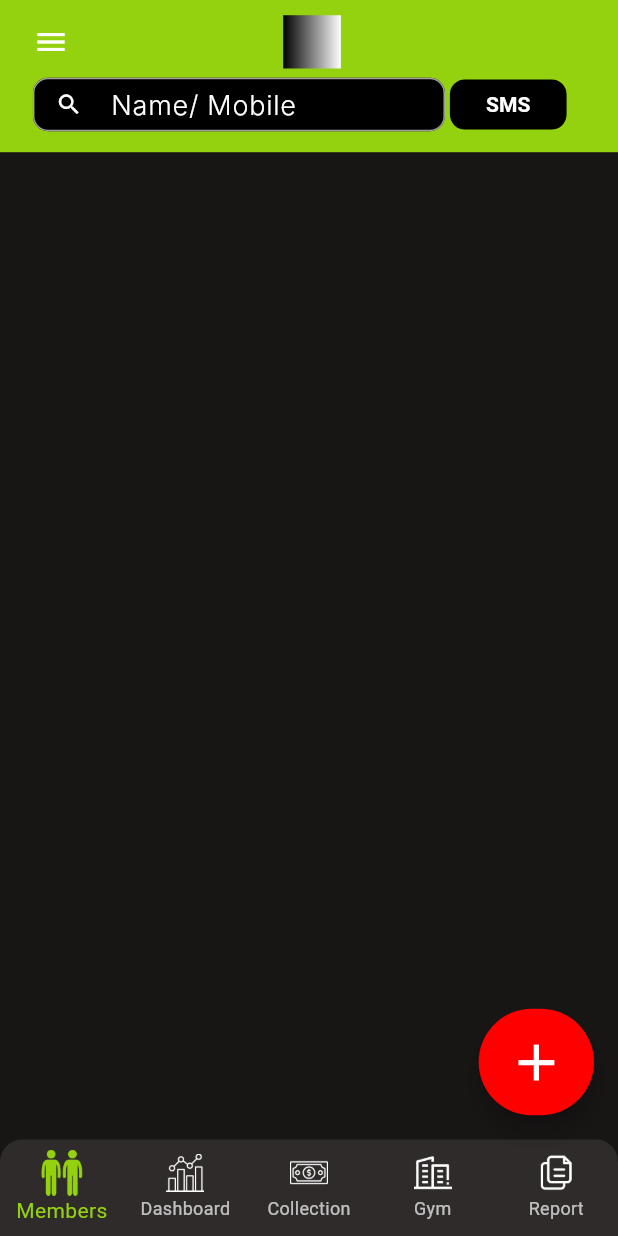
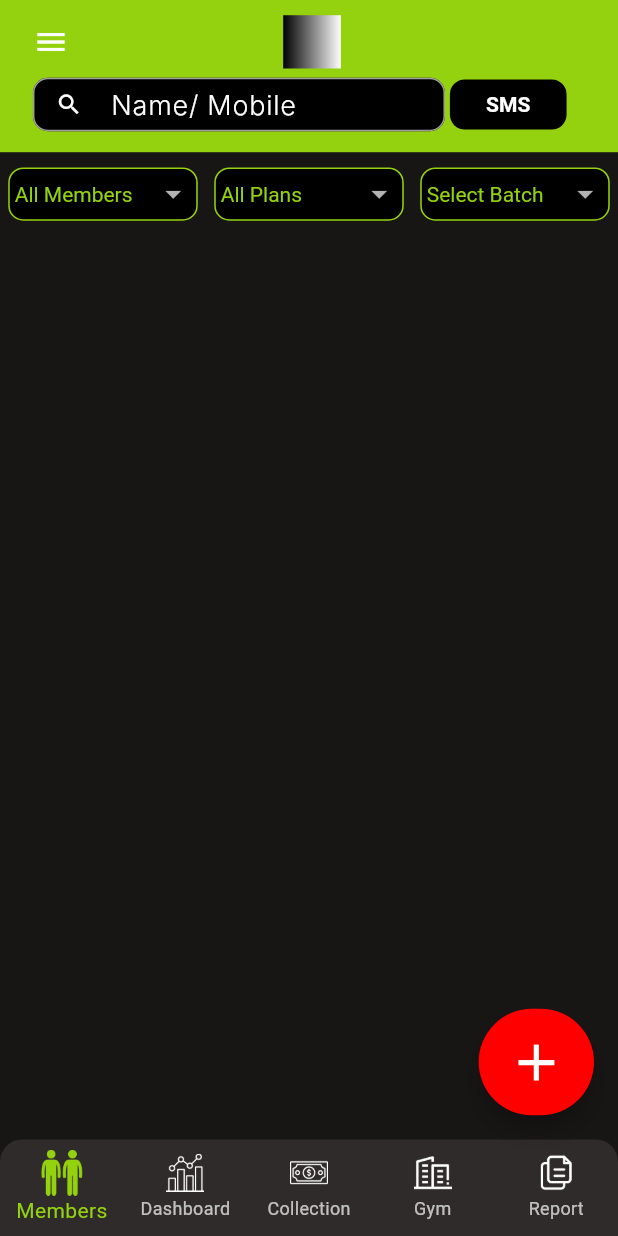
Before and after one commit to Sumeetbharali/360, a Flutter app: the screen it shows after launch, on a phone screen of 412 x 824 dp. Run offline on Flutter 3.47's test engine with Material 3 defaults, Android fonts, the phone set to English and light mode, and no system bars; our stand-ins replace flutter_screenutil; Roboto replaces fonts that are missing (Inter).

Commit message:
- Custom DropDowns

```diff
--- /dev/null
+++ b/lib/core/widgets/my_navigation_bar.dart
@@ -0,0 +1,40 @@
+import 'package:flutter/material.dart';
+import 'package:flutter_screenutil/flutter_screenutil.dart';
+
+class MyNavigationBar extends StatelessWidget {
+  const MyNavigationBar({
+    super.key,
+  });
+
+  @override
+  Widget build(BuildContext context) {
+    return ClipRRect(
+      borderRadius: const BorderRadius.only(
+        topLeft: Radius.circular(15.0), // Adjust radius for top-left corner
+        topRight: Radius.circular(15.0),
+      ),
+      child: BottomNavigationBar(
+          selectedIconTheme: IconThemeData(size: 30.sp),
+          unselectedIconTheme: IconThemeData(size: 25.sp, color: Colors.white),
+          currentIndex: 0,
+          onTap: (index) {},
+          items: const [
+            BottomNavigationBarItem(
+                icon: ImageIcon(AssetImage("assets/icons/membersIcon.png")),
+                label: "Members"),
+            BottomNavigationBarItem(
+                icon: ImageIcon(AssetImage("assets/icons/dashboardIcon.png")),
+                label: "Dashboard"),
+            BottomNavigationBarItem(
+                icon: ImageIcon(AssetImage("assets/icons/collectionIcon.png")),
+                label: "Collection"),
+            BottomNavigationBarItem(
+                icon: ImageIcon(AssetImage("assets/icons/gymIcon.png")),
+                label: "Gym"),
+            BottomNavigationBarItem(
+                icon: ImageIcon(AssetImage("assets/icons/todayReportIcon.png")),
+                label: "Report"),
+          ]),
+    );
+  }
+}
--- /dev/null
+++ b/lib/features/members/presentation/views/members.dart
@@ -0,0 +1,24 @@
+import 'package:flutter/material.dart';
+import 'package:gym_management/core/widgets/space.dart';
+import 'package:gym_management/features/members/presentation/widgets/drop_downs.dart';
+
+import '../../../../core/widgets/my_app_bar.dart';
+
+class Members extends StatelessWidget {
+  Members({super.key});
+
+  List<String> options1 = ["All Members", "Test1", "Test2"];
+  List<String> options2 = ["All Plans"];
+  List<String> options3 = ["Select Batch"];
+
+  @override
+  Widget build(BuildContext context) {
+    return Column(
+      children: [
+        const MyAppBar(),
+        verticalSpace(10),
+        const DropDowns(),
+      ],
+    );
+  }
+}
--- /dev/null
+++ b/lib/features/members/presentation/widgets/drop_downs.dart
@@ -0,0 +1,34 @@
+import 'package:flutter/material.dart';
+
+import 'my_drop_down.dart';
+
+class DropDowns extends StatelessWidget {
+  const DropDowns({super.key});
+
+  @override
+  Widget build(BuildContext context) {
+    return Row(
+      mainAxisAlignment: MainAxisAlignment.spaceAround,
+      children: [
+        MyDropDown(
+          items: const [
+            DropdownMenuItem(value: "All Members", child: Text("All Members"))
+          ],
+          initialValue: 'All Members',
+        ),
+        MyDropDown(
+          items: const [
+            DropdownMenuItem(value: "All Plans", child: Text("All Plans"))
+          ],
+          initialValue: 'All Plans',
+        ),
+        MyDropDown(
+          items: const [
+            DropdownMenuItem(value: "Select Batch", child: Text("Select Batch"))
+          ],
+          initialValue: 'Select Batch',
+        ),
+      ],
+    );
+  }
+}
--- /dev/null
+++ b/lib/features/members/presentation/widgets/my_drop_down.dart
@@ -0,0 +1,35 @@
+import 'package:flutter/material.dart';
+import 'package:flutter_screenutil/flutter_screenutil.dart';
+
+import '../../../../core/theme/color_palette.dart';
+
+class MyDropDown extends StatelessWidget {
+  MyDropDown({super.key, required this.items, required this.initialValue});
+
+  List<DropdownMenuItem> items;
+  String initialValue;
+
+  @override
+  Widget build(BuildContext context) {
+    return Container(
+      padding: EdgeInsets.symmetric(horizontal: 3.w),
+      height: 35.h,
+      width: 115.w,
+      alignment: Alignment.center,
+      decoration: BoxDecoration(
+          color: Colors.black,
+          borderRadius: BorderRadius.circular(10),
+          border: Border.all(color: ColorPalette.mainGreen, width: 1.sp)),
+      child: DropdownButton(
+        isExpanded: true,
+        padding: EdgeInsets.zero,
+        dropdownColor: Colors.black,
+        style: TextStyle(color: ColorPalette.mainGreen),
+        underline: SizedBox(),
+        value: initialValue,
+        items: items,
+        onChanged: (x) {},
+      ),
+    );
+  }
+}
--- a/lib/main_layout.dart
+++ b/lib/main_layout.dart
@@ -1,7 +1,9 @@
 import 'package:flutter/material.dart';
 import 'package:flutter_screenutil/flutter_screenutil.dart';
 import 'package:gym_management/core/theme/color_palette.dart';
-import 'package:gym_management/core/widgets/my_app_bar.dart';
+import 'package:gym_management/features/members/presentation/views/members.dart';
+
+import 'core/widgets/my_navigation_bar.dart';
 
 class MainLayout extends StatefulWidget {
   const MainLayout({super.key});
@@ -29,40 +31,8 @@ class _MainLayoutState extends State<MainLayout> {
         ),
       ),
       backgroundColor: ColorPalette.darkGrey,
-      body: const Column(
-        children: [MyAppBar()],
-      ),
-      bottomNavigationBar: ClipRRect(
-        borderRadius: const BorderRadius.only(
-          topLeft: Radius.circular(15.0), // Adjust radius for top-left corner
-          topRight: Radius.circular(15.0),
-        ),
-        child: BottomNavigationBar(
-            selectedIconTheme: IconThemeData(size: 30.sp),
-            unselectedIconTheme:
-                IconThemeData(size: 25.sp, color: Colors.white),
-            currentIndex: 0,
-            onTap: (index) {},
-            items: const [
-              BottomNavigationBarItem(
-                  icon: ImageIcon(AssetImage("assets/icons/membersIcon.png")),
-                  label: "Members"),
-              BottomNavigationBarItem(
-                  icon: ImageIcon(AssetImage("assets/icons/dashboardIcon.png")),
-                  label: "Dashboard"),
-              BottomNavigationBarItem(
-                  icon:
-                      ImageIcon(AssetImage("assets/icons/collectionIcon.png")),
-                  label: "Collection"),
-              BottomNavigationBarItem(
-                  icon: ImageIcon(AssetImage("assets/icons/gymIcon.png")),
-                  label: "Gym"),
-              BottomNavigationBarItem(
-                  icon:
-                      ImageIcon(AssetImage("assets/icons/todayReportIcon.png")),
-                  label: "Report"),
-            ]),
-      ),
+      body: Members(),
+      bottomNavigationBar: MyNavigationBar(),
     );
   }
 }
```
